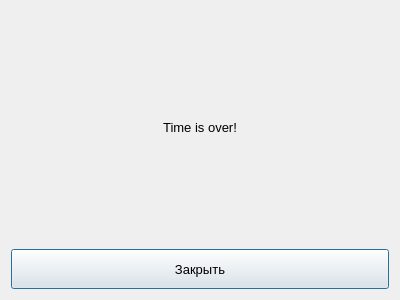
hydra13/PomodoroApp, file messagewidget.ui: the form before one commit.
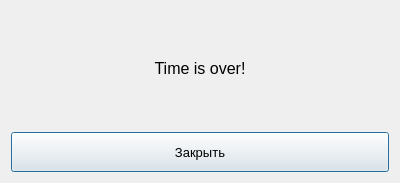
The form after the commit. Icons and pictures are not drawn.

```diff
--- a/messagewidget.ui
+++ b/messagewidget.ui
@@ -7,7 +7,7 @@
     <x>0</x>
     <y>0</y>
     <width>400</width>
-    <height>300</height>
+    <height>183</height>
    </rect>
   </property>
   <property name="windowTitle">
@@ -18,7 +18,7 @@
     <widget class="QLabel" name="lMessage">
      <property name="font">
       <font>
-       <pointsize>10</pointsize>
+       <pointsize>12</pointsize>
       </font>
      </property>
      <property name="text">
@@ -45,6 +45,16 @@
      <property name="text">
       <string>Закрыть</string>
      </property>
+     <property name="icon">
+      <iconset resource="resources.qrc">
+       <normaloff>:/pictures/pictures/success.png</normaloff>:/pictures/pictures/success.png</iconset>
+     </property>
+     <property name="iconSize">
+      <size>
+       <width>30</width>
+       <height>30</height>
+      </size>
+     </property>
     </widget>
    </item>
   </layout>
```
Left out of the diff: 10 changed lines with no effect on the pictures.
